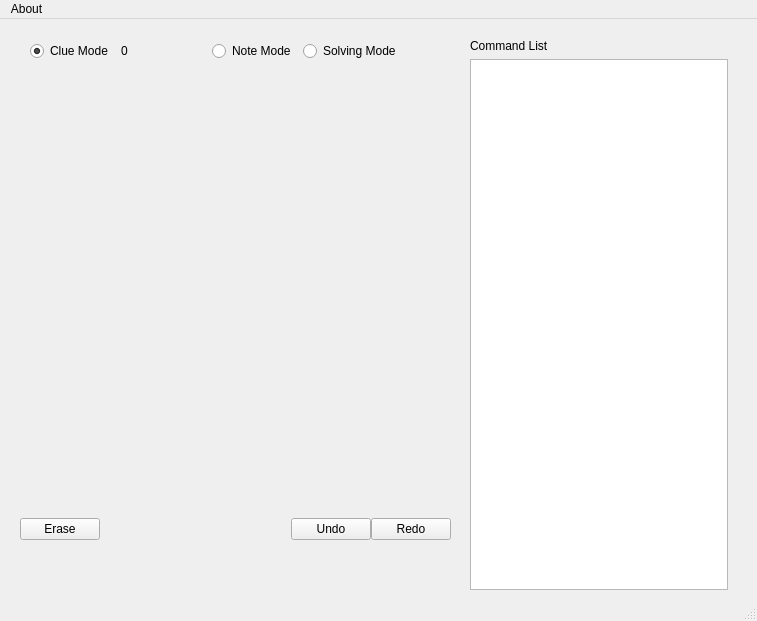
Qt form mainwindow.ui (oguzemrec/sudokuSolver) before a commit.
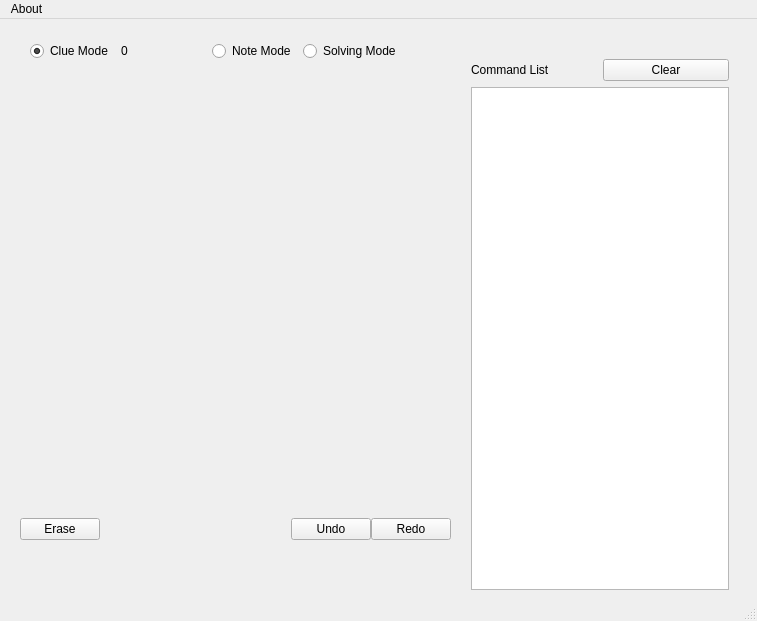
The same form after that commit.

```diff
--- a/mainwindow.ui
+++ b/mainwindow.ui
@@ -111,28 +111,6 @@
      </item>
     </layout>
    </widget>
-   <widget class="QWidget" name="layoutWidget">
-    <property name="geometry">
-     <rect>
-      <x>470</x>
-      <y>20</y>
-      <width>258</width>
-      <height>551</height>
-     </rect>
-    </property>
-    <layout class="QVBoxLayout" name="verticalLayout">
-     <item>
-      <widget class="QLabel" name="label">
-       <property name="text">
-        <string>Command List</string>
-       </property>
-      </widget>
-     </item>
-     <item>
-      <widget class="QUndoView" name="undoView"/>
-     </item>
-    </layout>
-   </widget>
    <widget class="QWidget" name="layoutWidget">
     <property name="geometry">
      <rect>
@@ -182,6 +160,42 @@
      </item>
     </layout>
    </widget>
+   <widget class="QWidget" name="">
+    <property name="geometry">
+     <rect>
+      <x>471</x>
+      <y>40</y>
+      <width>258</width>
+      <height>531</height>
+     </rect>
+    </property>
+    <layout class="QVBoxLayout" name="verticalLayout">
+     <item>
+      <layout class="QHBoxLayout" name="horizontalLayout_2">
+       <item>
+        <widget class="QLabel" name="label">
+         <property name="text">
+          <string>Command List</string>
+         </property>
+         <property name="buddy">
+          <cstring>pushButtonClearUndoView</cstring>
+         </property>
+        </widget>
+       </item>
+       <item>
+        <widget class="QPushButton" name="pushButtonClearUndoView">
+         <property name="text">
+          <string>Clear</string>
+         </property>
+        </widget>
+       </item>
+      </layout>
+     </item>
+     <item>
+      <widget class="QUndoView" name="undoView"/>
+     </item>
+    </layout>
+   </widget>
   </widget>
   <widget class="QMenuBar" name="menubar">
    <property name="geometry">
```
Left out of the diff: 3 changed lines with no effect on the pictures.
